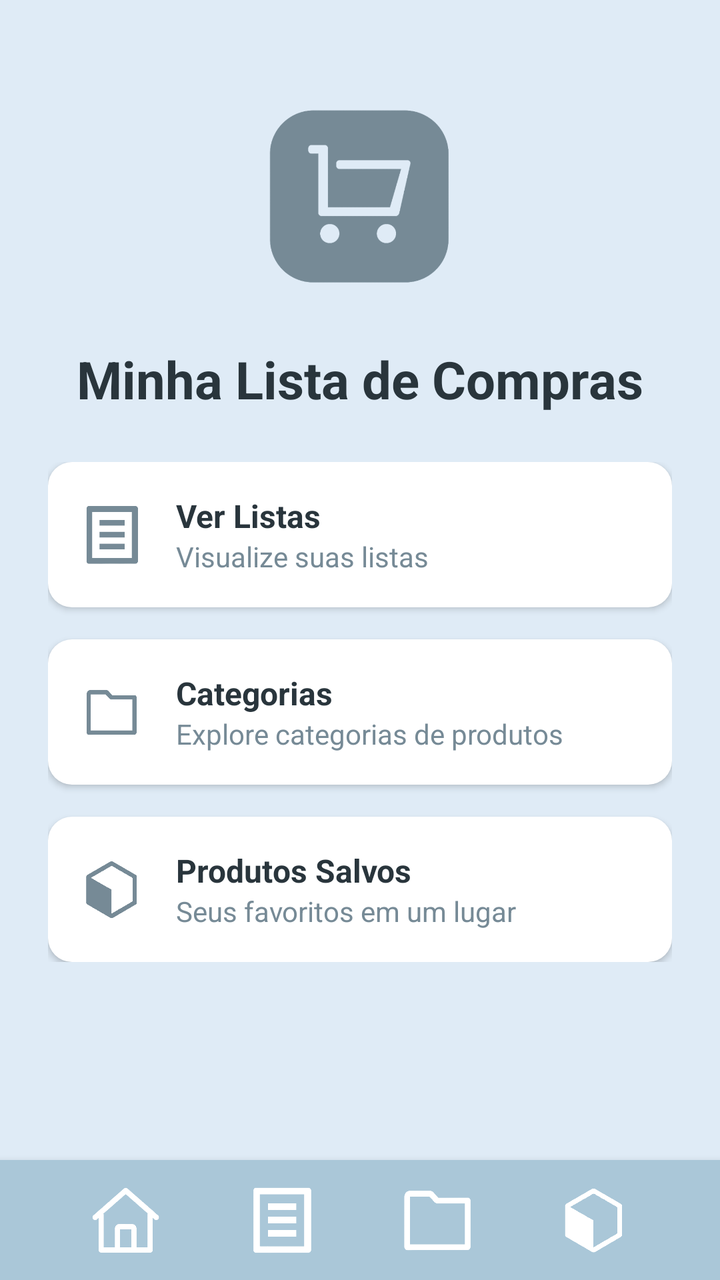
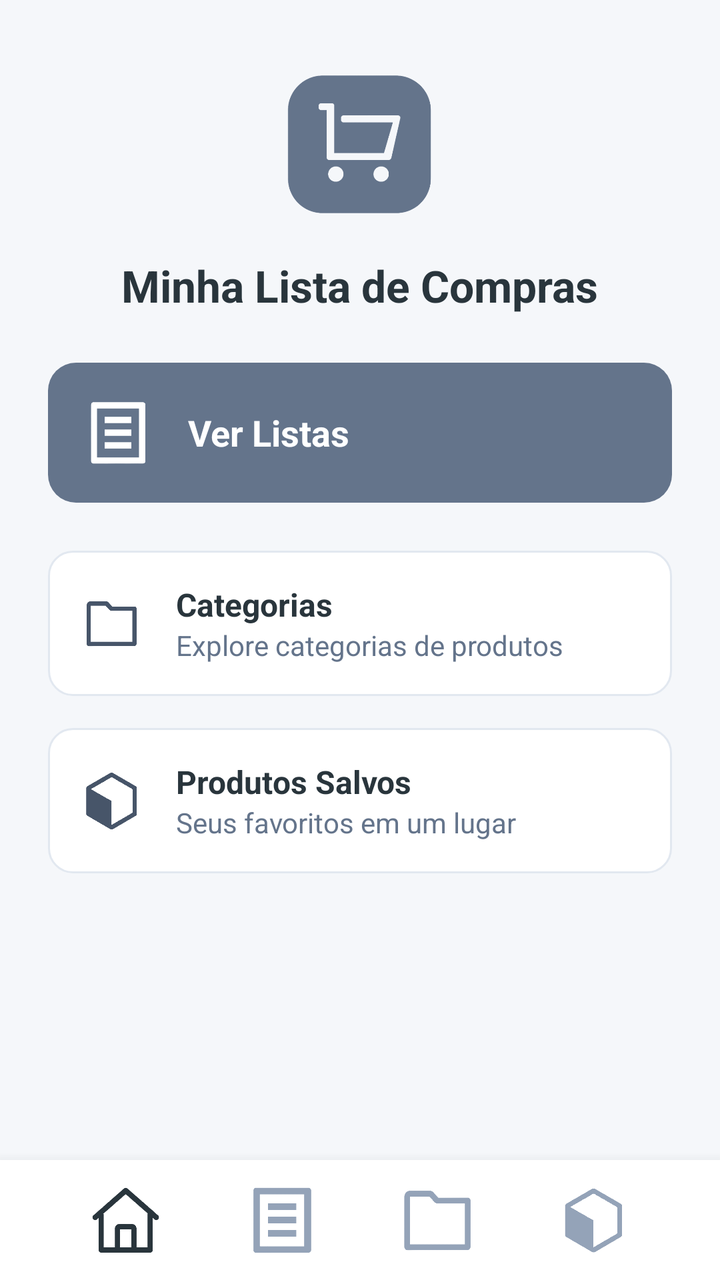

Before-and-after screenshots of an Android layout around one commit, followed by the original layout XML and the change that was made.
<!-- AndroidManifest.xml: application theme Theme.ListaCompras -->
<!-- res/layout/activity_main.xml -->
<?xml version="1.0" encoding="utf-8"?>
<RelativeLayout xmlns:android="http://schemas.android.com/apk/res/android"
    xmlns:app="http://schemas.android.com/apk/res-auto"
    xmlns:tools="http://schemas.android.com/tools"
    android:layout_width="wrap_content"
    android:layout_height="wrap_content"
    android:background="#DFEBF6"
    tools:context=".MainActivity">

    
    <LinearLayout
        android:id="@+id/header"
        android:layout_width="match_parent"
        android:layout_height="wrap_content"
        android:gravity="center"
        android:orientation="vertical"
        android:paddingTop="48dp">

        <ImageView
            android:id="@+id/imgLogo"
            android:layout_width="100dp"
            android:layout_height="100dp"
            android:src="@drawable/img_logo"
            app:tint="#768A96"/>

        <TextView
            android:layout_width="wrap_content"
            android:layout_height="wrap_content"
            android:text="Minha Lista de Compras"
            android:textColor="#29353C"
            android:textSize="26sp"
            android:layout_marginTop="24dp"
            android:textStyle="bold" />

    </LinearLayout>

    
    <LinearLayout
        android:id="@+id/containerOpcoes"
        android:layout_width="match_parent"
        android:layout_height="wrap_content"
        android:layout_below="@id/header"
        android:layout_marginTop="24dp"
        android:orientation="vertical"
        android:paddingHorizontal="24dp">

        
        <LinearLayout
            android:id="@+id/btnVerListas"
            android:layout_width="match_parent"
            android:layout_height="wrap_content"
            android:layout_marginBottom="16dp"
            android:background="@drawable/fundo_card"
            android:gravity="center_vertical"
            android:orientation="horizontal"
            android:elevation="2dp"
            android:padding="16dp">

            <ImageView
                android:layout_width="32dp"
                android:layout_height="32dp"
                android:layout_marginEnd="16dp"
                android:src="@drawable/ic_lista"
                app:tint="#768A96"/>

            <LinearLayout
                android:layout_width="wrap_content"
                android:layout_height="wrap_content"
                android:orientation="vertical">

                <TextView
                    android:layout_width="wrap_content"
                    android:layout_height="wrap_content"
                    android:text="Ver Listas"
                    android:textColor="#29353C"
                    android:textSize="16sp"
                    android:textStyle="bold" />

                <TextView
                    android:layout_width="wrap_content"
                    android:layout_height="wrap_content"
                    android:text="Visualize suas listas"
                    android:textColor="#768A96"
                    android:textSize="14sp" />
            </LinearLayout>
        </LinearLayout>

        
        <LinearLayout
            android:id="@+id/btnCategorias"
            android:layout_width="match_parent"
            android:layout_height="wrap_content"
            android:layout_marginBottom="16dp"
            android:background="@drawable/fundo_card"
            android:gravity="center_vertical"
            android:orientation="horizontal"
            android:elevation="2dp"
            android:padding="16dp">

            <ImageView
                android:layout_width="32dp"
                android:layout_height="32dp"
                android:layout_marginEnd="16dp"
                android:src="@drawable/ic_pasta"
                app:tint="#768A96"/>

            <LinearLayout
                android:layout_width="wrap_content"
                android:layout_height="wrap_content"
                android:orientation="vertical">

                <TextView
                    android:layout_width="wrap_content"
                    android:layout_height="wrap_content"
                    android:text="Categorias"
                    android:textColor="#29353C"
                    android:textSize="16sp"
                    android:textStyle="bold" />

                <TextView
                    android:layout_width="wrap_content"
                    android:layout_height="wrap_content"
                    android:text="Explore categorias de produtos"
                    android:textColor="#768A96"
                    android:textSize="14sp" />
            </LinearLayout>
        </LinearLayout>

        
        <LinearLayout
            android:id="@+id/btnProdutosSalvos"
            android:layout_width="match_parent"
            android:layout_height="match_parent"
            android:background="@drawable/fundo_card"
            android:gravity="center_vertical"
            android:orientation="horizontal"
            android:elevation="2dp"
            android:padding="16dp">

            <ImageView
                android:layout_width="32dp"
                android:layout_height="32dp"
                android:layout_marginEnd="16dp"
                android:src="@drawable/ic_caixa"
                app:tint="#768A96"/>

            <LinearLayout
                android:layout_width="wrap_content"
                android:layout_height="wrap_content"
                android:orientation="vertical">

                <TextView
                    android:layout_width="wrap_content"
                    android:layout_height="wrap_content"
                    android:text="Produtos Salvos"
                    android:textColor="#29353C"
                    android:textSize="16sp"
                    android:textStyle="bold" />

                <TextView
                    android:layout_width="wrap_content"
                    android:layout_height="wrap_content"
                    android:text="Seus favoritos em um lugar"
                    android:textColor="#768A96"
                    android:textSize="14sp" />
            </LinearLayout>
        </LinearLayout>
    </LinearLayout>

    
    <LinearLayout
        android:id="@+id/footer"
        android:layout_width="match_parent"
        android:layout_height="60dp"
        android:layout_alignParentBottom="true"
        android:background="#AAC7D8"
        android:elevation="6dp"
        android:gravity="center"
        android:orientation="horizontal"
        android:paddingHorizontal="24dp">

        <ImageView
            android:id="@+id/iconHome"
            android:layout_width="36dp"
            android:layout_height="36dp"
            android:layout_weight="1"
            android:contentDescription="Home"
            android:src="@drawable/ic_home"
            app:tint="#FFFFFF" />

        <ImageView
            android:id="@+id/iconListas"
            android:layout_width="36dp"
            android:layout_height="36dp"
            android:layout_weight="1"
            android:contentDescription="Listas"
            android:src="@drawable/ic_lista"
            app:tint="#FFFFFF" />

        <ImageView
            android:id="@+id/iconCategorias"
            android:layout_width="36dp"
            android:layout_height="36dp"
            android:layout_weight="1"
            android:contentDescription="Categorias"
            android:src="@drawable/ic_pasta"
            app:tint="#FFFFFF" />

        <ImageView
            android:id="@+id/iconProdutos"
            android:layout_width="36dp"
            android:layout_height="36dp"
            android:layout_weight="1"
            android:contentDescription="Produtos"
            android:src="@drawable/ic_caixa"
            app:tint="#FFFFFF" />

    </LinearLayout>

</RelativeLayout>
<!-- resources referenced by this layout -->
<resources>
  <!-- drawable fundo_card (drawable) -->
  <shape xmlns:android="http://schemas.android.com/apk/res/android"
      android:shape="rectangle">
      <solid android:color="#FFFFFF"/>
      <corners android:radius="12dp"/>
      <padding android:left="8dp" android:top="8dp" android:right="8dp" android:bottom="8dp"/>
  </shape>
  <!-- drawable ic_caixa: png bitmap (drawable, 30803 bytes) -->
  <!-- drawable ic_home: png bitmap (drawable, 26750 bytes) -->
  <!-- drawable ic_lista: png bitmap (drawable, 12721 bytes) -->
  <!-- drawable ic_pasta: png bitmap (drawable, 12054 bytes) -->
  <!-- drawable img_logo: png bitmap (drawable, 77015 bytes) -->
  <style name="Theme.ListaCompras" parent="Base.Theme.ListaCompras" />
  <style name="Base.Theme.ListaCompras" parent="Theme.Material3.DayNight.NoActionBar">
          
          
      </style>
</resources>

<!-- the commit's change to res/layout/activity_main.xml (unified diff, before → after) -->
@@ -2,9 +2,9 @@
 <RelativeLayout xmlns:android="http://schemas.android.com/apk/res/android"
     xmlns:app="http://schemas.android.com/apk/res-auto"
     xmlns:tools="http://schemas.android.com/tools"
-    android:layout_width="wrap_content"
-    android:layout_height="wrap_content"
-    android:background="#DFEBF6"
+    android:layout_width="match_parent"
+    android:layout_height="match_parent"
+    android:background="#F5F7FA"
     tools:context=".MainActivity">
 
     
@@ -14,24 +14,24 @@
         android:layout_height="wrap_content"
         android:gravity="center"
         android:orientation="vertical"
-        android:paddingTop="48dp">
+        android:paddingTop="32dp"
+        android:paddingBottom="24dp">
 
         <ImageView
             android:id="@+id/imgLogo"
-            android:layout_width="100dp"
-            android:layout_height="100dp"
+            android:layout_width="80dp"
+            android:layout_height="80dp"
             android:src="@drawable/img_logo"
-            app:tint="#768A96"/>
+            app:tint="#64748B"/>
 
         <TextView
             android:layout_width="wrap_content"
             android:layout_height="wrap_content"
             android:text="Minha Lista de Compras"
             android:textColor="#29353C"
-            android:textSize="26sp"
-            android:layout_marginTop="24dp"
+            android:textSize="22sp"
+            android:layout_marginTop="16dp"
             android:textStyle="bold" />
-
     </LinearLayout>
 
     
@@ -40,7 +40,6 @@
         android:layout_width="match_parent"
         android:layout_height="wrap_content"
         android:layout_below="@id/header"
-        android:layout_marginTop="24dp"
         android:orientation="vertical"
         android:paddingHorizontal="24dp">
 
@@ -49,40 +48,26 @@
             android:id="@+id/btnVerListas"
             android:layout_width="match_parent"
             android:layout_height="wrap_content"
-            android:layout_marginBottom="16dp"
-            android:background="@drawable/fundo_card"
+            android:background="@drawable/card_principal"
             android:gravity="center_vertical"
             android:orientation="horizontal"
-            android:elevation="2dp"
-            android:padding="16dp">
+            android:padding="18dp"
+            android:layout_marginBottom="24dp">
 
             <ImageView
-                android:layout_width="32dp"
-                android:layout_height="32dp"
-                android:layout_marginEnd="16dp"
+                android:layout_width="34dp"
+                android:layout_height="34dp"
+                android:layout_marginEnd="18dp"
                 android:src="@drawable/ic_lista"
-                app:tint="#768A96"/>
+                app:tint="#FFFFFF"/>
 
-            <LinearLayout
+            <TextView
                 android:layout_width="wrap_content"
                 android:layout_height="wrap_content"
-                android:orientation="vertical">
-
-                <TextView
-                    android:layout_width="wrap_content"
-                    android:layout_height="wrap_content"
-                    android:text="Ver Listas"
-                    android:textColor="#29353C"
-                    android:textSize="16sp"
-                    android:textStyle="bold" />
-
-                <TextView
-                    android:layout_width="wrap_content"
-                    android:layout_height="wrap_content"
-                    android:text="Visualize suas listas"
-                    android:textColor="#768A96"
-                    android:textSize="14sp" />
-            </LinearLayout>
+                android:text="Ver Listas"
+                android:textColor="#FFFFFF"
+                android:textSize="18sp"
+                android:textStyle="bold" />
         </LinearLayout>
 
         
@@ -90,39 +75,38 @@
             android:id="@+id/btnCategorias"
             android:layout_width="match_parent"
             android:layout_height="wrap_content"
-            android:layout_marginBottom="16dp"
-            android:background="@drawable/fundo_card"
+            android:background="@drawable/card_secundario"
             android:gravity="center_vertical"
             android:orientation="horizontal"
-            android:elevation="2dp"
-            android:padding="16dp">
+            android:padding="16dp"
+            android:layout_marginBottom="16dp">
 
             <ImageView
                 android:layout_width="32dp"
                 android:layout_height="32dp"
                 android:layout_marginEnd="16dp"
                 android:src="@drawable/ic_pasta"
-                app:tint="#768A96"/>
+                app:tint="#475569"/>
 
             <LinearLayout
+                android:orientation="vertical"
                 android:layout_width="wrap_content"
-                android:layout_height="wrap_content"
-                android:orientation="vertical">
+                android:layout_height="wrap_content">
 
                 <TextView
                     android:layout_width="wrap_content"
                     android:layout_height="wrap_content"
                     android:text="Categorias"
-                    android:textColor="#29353C"
                     android:textSize="16sp"
-                    android:textStyle="bold" />
+                    android:textStyle="bold"
+                    android:textColor="#29353C" />
 
                 <TextView
                     android:layout_width="wrap_content"
                     android:layout_height="wrap_content"
                     android:text="Explore categorias de produtos"
-                    android:textColor="#768A96"
-                    android:textSize="14sp" />
+                    android:textSize="14sp"
+                    android:textColor="#64748B" />
             </LinearLayout>
         </LinearLayout>
 
@@ -130,11 +114,10 @@
         <LinearLayout
             android:id="@+id/btnProdutosSalvos"
             android:layout_width="match_parent"
-            android:layout_height="match_parent"
-            android:background="@drawable/fundo_card"
+            android:layout_height="wrap_content"
+            android:background="@drawable/card_secundario"
             android:gravity="center_vertical"
             android:orientation="horizontal"
-            android:elevation="2dp"
             android:padding="16dp">
 
             <ImageView
@@ -142,29 +125,30 @@
                 android:layout_height="32dp"
                 android:layout_marginEnd="16dp"
                 android:src="@drawable/ic_caixa"
-                app:tint="#768A96"/>
+                app:tint="#475569"/>
 
             <LinearLayout
+                android:orientation="vertical"
                 android:layout_width="wrap_content"
-                android:layout_height="wrap_content"
-                android:orientation="vertical">
+                android:layout_height="wrap_content">
 
                 <TextView
                     android:layout_width="wrap_content"
                     android:layout_height="wrap_content"
                     android:text="Produtos Salvos"
-                    android:textColor="#29353C"
                     android:textSize="16sp"
-                    android:textStyle="bold" />
+                    android:textStyle="bold"
+                    android:textColor="#29353C" />
 
                 <TextView
                     android:layout_width="wrap_content"
                     android:layout_height="wrap_content"
                     android:text="Seus favoritos em um lugar"
-                    android:textColor="#768A96"
-                    android:textSize="14sp" />
+                    android:textSize="14sp"
+                    android:textColor="#64748B" />
             </LinearLayout>
         </LinearLayout>
+
     </LinearLayout>
 
     
@@ -173,8 +157,8 @@
         android:layout_width="match_parent"
         android:layout_height="60dp"
         android:layout_alignParentBottom="true"
-        android:background="#AAC7D8"
-        android:elevation="6dp"
+        android:background="#FFFFFF"
+        android:elevation="10dp"
         android:gravity="center"
         android:orientation="horizontal"
         android:paddingHorizontal="24dp">
@@ -184,37 +168,32 @@
             android:layout_width="36dp"
             android:layout_height="36dp"
             android:layout_weight="1"
-            android:contentDescription="Home"
             android:src="@drawable/ic_home"
-            app:tint="#FFFFFF" />
+            app:tint="#29353C"/>
 
         <ImageView
             android:id="@+id/iconListas"
             android:layout_width="36dp"
             android:layout_height="36dp"
             android:layout_weight="1"
-            android:contentDescription="Listas"
             android:src="@drawable/ic_lista"
-            app:tint="#FFFFFF" />
+            app:tint="#94A3B8"/>
 
         <ImageView
             android:id="@+id/iconCategorias"
             android:layout_width="36dp"
             android:layout_height="36dp"
             android:layout_weight="1"
-            android:contentDescription="Categorias"
             android:src="@drawable/ic_pasta"
-            app:tint="#FFFFFF" />
+            app:tint="#94A3B8"/>
 
         <ImageView
             android:id="@+id/iconProdutos"
             android:layout_width="36dp"
             android:layout_height="36dp"
             android:layout_weight="1"
-            android:contentDescription="Produtos"
             android:src="@drawable/ic_caixa"
-            app:tint="#FFFFFF" />
-
+            app:tint="#94A3B8"/>
     </LinearLayout>
 
 </RelativeLayout>
<!-- resource entries referenced after the edit -->
@@ -1,11 +1,15 @@
 <!-- resources referenced by this layout -->
 <resources>
-  <!-- drawable fundo_card (drawable) -->
-  <shape xmlns:android="http://schemas.android.com/apk/res/android"
-      android:shape="rectangle">
+  <!-- drawable card_principal (drawable) -->
+  <shape xmlns:android="http://schemas.android.com/apk/res/android">
+      <solid android:color="#64748B"/>
+      <corners android:radius="14dp"/>
+  </shape>
+  <!-- drawable card_secundario (drawable) -->
+  <shape xmlns:android="http://schemas.android.com/apk/res/android">
       <solid android:color="#FFFFFF"/>
       <corners android:radius="12dp"/>
-      <padding android:left="8dp" android:top="8dp" android:right="8dp" android:bottom="8dp"/>
+      <stroke android:width="1dp" android:color="#E2E8F0"/>
   </shape>
   <!-- drawable ic_caixa: png bitmap (drawable, 30803 bytes) -->
   <!-- drawable ic_home: png bitmap (drawable, 26750 bytes) -->
